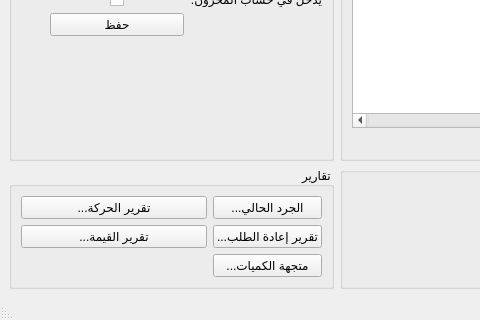
This is Ui_Warehouses.ui in rabee361/E-commerce2 as Qt 5 draws it before an edit; both pictures show x 0 to 480 and y 330 to 650 of the 1350 by 650 pixel window. The edited form follows.
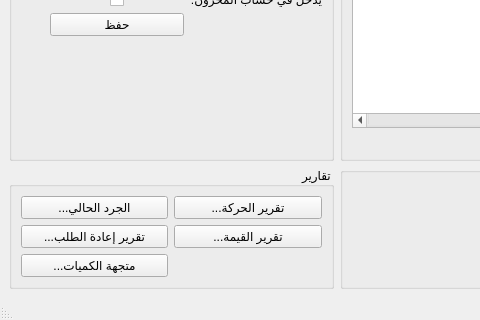
This is the edited form.

What changed in the file:
```diff
--- a/Ui_Warehouses.ui
+++ b/Ui_Warehouses.ui
@@ -513,35 +513,35 @@
        <string>تقارير</string>
       </property>
       <layout class="QGridLayout" name="gridLayout_2">
-       <item row="1" column="1" rowspan="2" colspan="2">
+       <item row="0" column="0">
+        <widget class="QPushButton" name="material_movement_reports_btn">
+         <property name="text">
+          <string>...تقرير الحركة</string>
+         </property>
+        </widget>
+       </item>
+       <item row="0" column="1">
+        <widget class="QPushButton" name="inventory_report_btn">
+         <property name="text">
+          <string>...الجرد الحالي</string>
+         </property>
+        </widget>
+       </item>
+       <item row="1" column="0">
         <widget class="QPushButton" name="value_reports_btn">
          <property name="text">
           <string>...تقرير القيمة</string>
          </property>
         </widget>
        </item>
-       <item row="1" column="0" rowspan="2">
+       <item row="1" column="1">
         <widget class="QPushButton" name="reorder_reports_btn">
          <property name="text">
           <string>...تقرير إعادة الطلب</string>
          </property>
         </widget>
        </item>
-       <item row="0" column="0">
-        <widget class="QPushButton" name="inventory_report_btn">
-         <property name="text">
-          <string>...الجرد الحالي</string>
-         </property>
-        </widget>
-       </item>
-       <item row="0" column="1" colspan="2">
-        <widget class="QPushButton" name="material_movement_reports_btn">
-         <property name="text">
-          <string>...تقرير الحركة</string>
-         </property>
-        </widget>
-       </item>
-       <item row="3" column="0">
+       <item row="2" column="1">
         <widget class="QPushButton" name="quantities_report_btn">
          <property name="text">
           <string>...متجهة الكميات</string>
```
